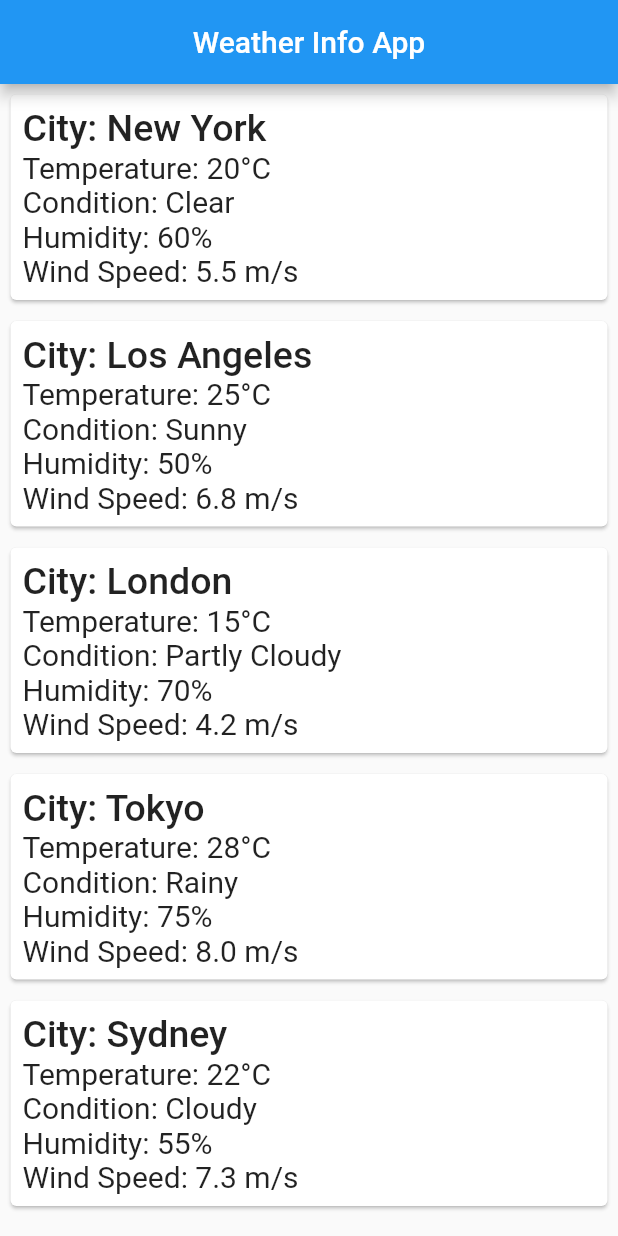
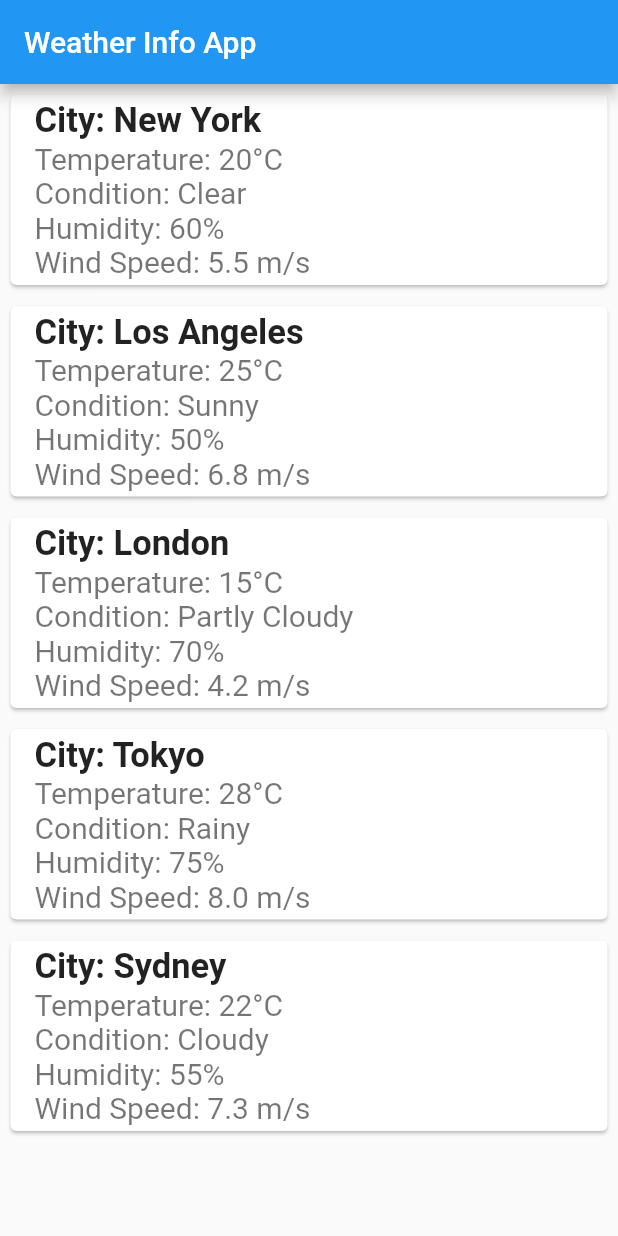
Before and after one commit to sayeedsaadman/live_test, a Flutter app: the screen it shows after launch, on a phone screen of 412 x 824 dp. Run offline on Flutter 3.47's test engine with Material 2 defaults, Android fonts, the phone set to English and light mode, and no system bars.

Commit message:
not completed

```diff
--- a/lib/main.dart
+++ b/lib/main.dart
@@ -11,7 +11,7 @@ class MyApp extends StatelessWidget {
   @override
   Widget build(BuildContext context) {
     return MaterialApp(
-      home: WeatherInfoMainScreen(),
+      home: WeatherMainScreen(),
 
     );
   }
--- a/lib/weather_info.dart
+++ b/lib/weather_info.dart
@@ -1,15 +1,16 @@
 import 'package:flutter/cupertino.dart';
 import 'package:flutter/material.dart';
 
-class WeatherInfoMainScreen extends StatefulWidget {
-  const WeatherInfoMainScreen({super.key});
+class WeatherMainScreen extends StatefulWidget {
+  const WeatherMainScreen({super.key});
 
   @override
-  State<WeatherInfoMainScreen> createState() => _WeatherInfoMainScreenState();
+  State<WeatherMainScreen> createState() => _WeatherMainScreenState();
 }
 
-class _WeatherInfoMainScreenState extends State<WeatherInfoMainScreen> {
-  List<Map<String, dynamic>> weatherData = [
+class _WeatherMainScreenState extends State<WeatherMainScreen> {
+
+  List<Map<String , dynamic>> weatherData = [
     {
       "city": "New York",
       "temperature": 20,
@@ -50,50 +51,59 @@ class _WeatherInfoMainScreenState extends State<WeatherInfoMainScreen> {
   Widget build(BuildContext context) {
     return Scaffold(
       appBar: AppBar(
-        title: Center(child: Text("Weather Info App")),
+        title: Text('Weather Info App'),
       ),
       body: Column(
         children: [
           Expanded(
             child: ListView.builder(
-              itemCount: 5,
+              itemCount: weatherData.length,
               itemBuilder: (context, index) {
                 return Padding(
                   padding: const EdgeInsets.all(3),
                   child: Card(
-                      child: Padding(
-                        padding: const EdgeInsets.all(8),
-                        child: Column(
+                    child: ListTile(
+                      title: Text(
+                        "City: ${weatherData[index]['city']}",
+                        style: TextStyle(
+                          fontSize: 23,
+                          fontWeight: FontWeight.w600,
+                        ),
+                      ),
+                      subtitle: Column(
                         crossAxisAlignment: CrossAxisAlignment.start,
                         children: [
                           Text(
-                              "City: ${weatherData[index]['city']}",
-                              style: TextStyle(
-                                  fontSize: 25, fontWeight: FontWeight.w500),
-                            ),
-                            Text(
                             "Temperature: ${weatherData[index]["temperature"]}°C",
                             style: TextStyle(
-                                  fontSize: 20),
+                              fontSize: 20,
+                            ),
                           ),
                           Text(
                             "Condition: ${weatherData[index]["condition"]}",
                             style: TextStyle(
-                                    fontSize: 20)
+                              fontSize: 20,
                             ),
-                            Text("Humidity: ${weatherData[index]["humidity"]}%",
+                          ),
+                          Text(
+                            "Humidity: ${weatherData[index]["humidity"]}%",
                             style: TextStyle(
-                                    fontSize: 20)),
+                              fontSize: 20,
+                            ),
+                          ),
                           Text(
                             "Wind Speed: ${weatherData[index]["windSpeed"]} m/s",
                             style: TextStyle(
-                                    fontSize: 20)),
+                              fontSize: 20,
+                            ),
+                          ),
                         ],
                       ),
                     ),
                   ),
                 );
-                }),
+              },
+            ),
           )
         ],
       ),
```
Lines whose indentation alone changed are shown as unchanged.
